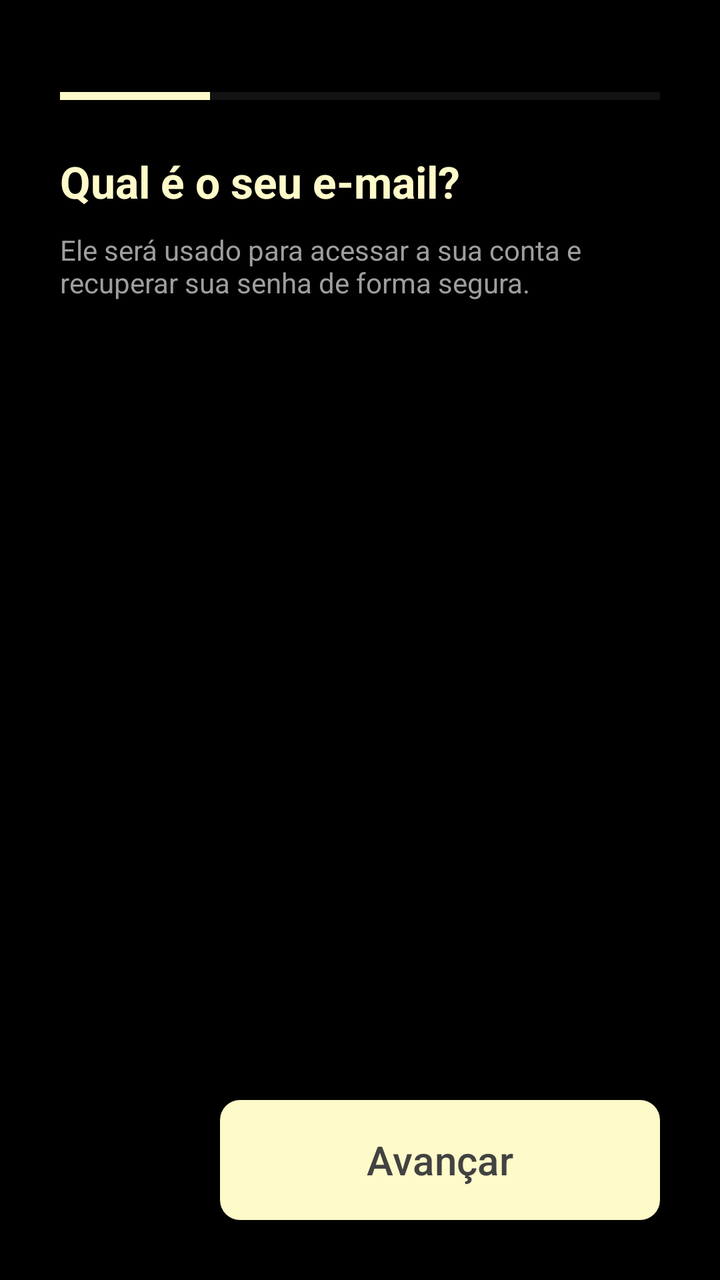
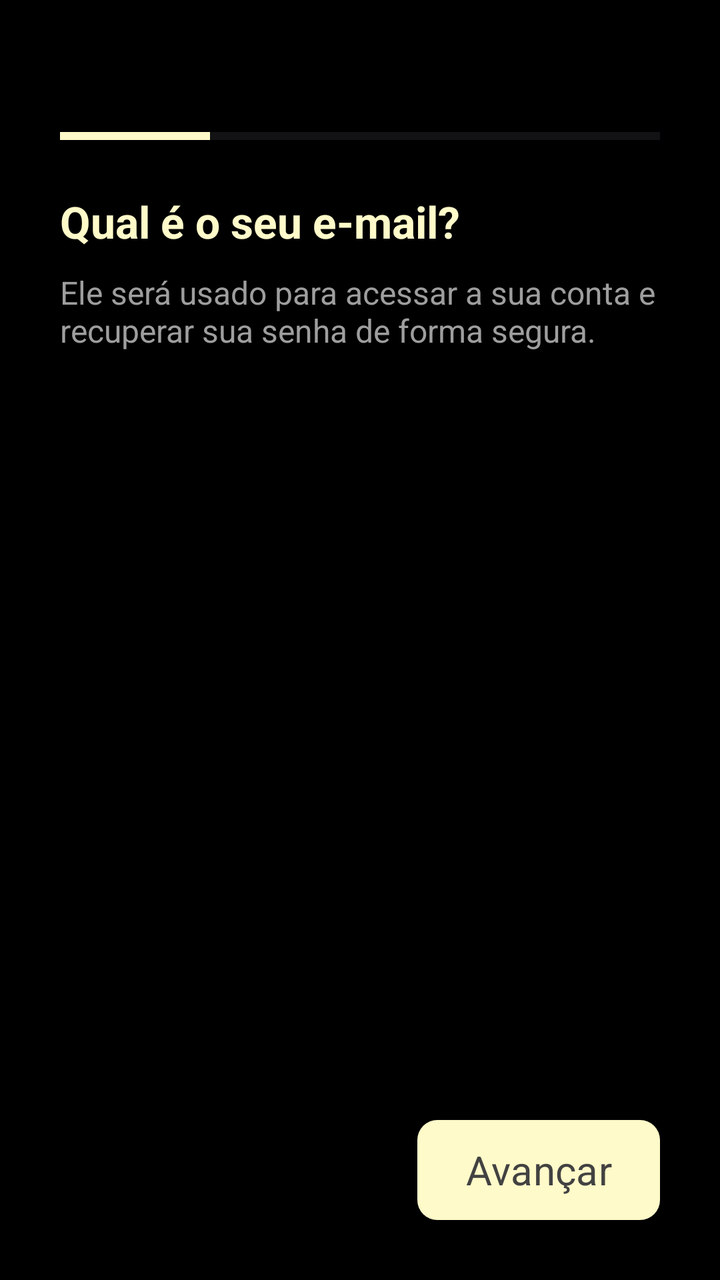

The first picture is an Android layout as it rendered before a commit; the second is the same layout after the commit. The layout source and the unified diff follow.
<!-- AndroidManifest.xml: application theme Theme.Monaly -->
<!-- res/layout/activity_register.xml -->
<?xml version="1.0" encoding="utf-8"?>
<androidx.constraintlayout.widget.ConstraintLayout xmlns:android="http://schemas.android.com/apk/res/android"
    xmlns:app="http://schemas.android.com/apk/res-auto"
    xmlns:tools="http://schemas.android.com/tools"
    android:id="@+id/main"
    android:layout_width="match_parent"
    android:layout_height="match_parent"
    android:background="@color/black"
    tools:context=".ui.activity.RegisterActivity">


    
    <ProgressBar
        android:id="@+id/progressBarRegister"
        style="?android:attr/progressBarStyleHorizontal"
        android:layout_width="0dp"
        android:layout_height="wrap_content"
        android:layout_marginStart="30dp"
        android:layout_marginTop="40dp"
        android:layout_marginEnd="30dp"
        android:max="100"
        android:progress="25"
        android:progressTint="@color/bage_neutral"
        app:layout_constraintEnd_toEndOf="parent"
        app:layout_constraintStart_toStartOf="parent"
        app:layout_constraintTop_toTopOf="parent" />


    
    <TextView
        android:id="@+id/textRegisterStepTitle"
        android:layout_width="0dp"
        android:layout_height="wrap_content"
        android:layout_marginStart="30dp"
        android:layout_marginTop="20dp"
        android:layout_marginEnd="30dp"
        android:text="@string/register_title_email"
        android:textColor="@color/bage_neutral"
        android:textSize="22sp"
        android:textStyle="bold"
        app:layout_constraintEnd_toEndOf="parent"
        app:layout_constraintStart_toStartOf="parent"
        app:layout_constraintTop_toBottomOf="@+id/progressBarRegister" />


    
    <TextView
        android:id="@+id/textRegisterStepDescription"
        android:layout_width="0dp"
        android:layout_height="wrap_content"
        android:layout_marginStart="30dp"
        android:layout_marginTop="10dp"
        android:layout_marginEnd="30dp"
        android:text="@string/register_desc_email"
        android:textColor="@color/gray_medium"
        android:textSize="14sp"
        app:layout_constraintEnd_toEndOf="parent"
        app:layout_constraintStart_toStartOf="parent"
        app:layout_constraintTop_toBottomOf="@+id/textRegisterStepTitle" />


    
    <androidx.viewpager2.widget.ViewPager2
        android:id="@+id/viewPagerRegister"
        android:layout_width="0dp"
        android:layout_height="0dp"
        android:layout_marginTop="20dp"
        android:layout_marginBottom="20dp"
        app:layout_constraintBottom_toTopOf="@+id/buttonRegisterNext"
        app:layout_constraintEnd_toEndOf="parent"
        app:layout_constraintStart_toStartOf="parent"
        app:layout_constraintTop_toBottomOf="@+id/textRegisterStepDescription" />


    
    <androidx.appcompat.widget.AppCompatButton
        android:id="@+id/buttonRegisterBack"
        android:layout_width="60dp"
        android:layout_height="60dp"
        android:layout_marginStart="30dp"
        android:layout_marginBottom="30dp"
        android:background="@drawable/drawable_background_button_round_transparent"
        android:drawableStart="@drawable/icon_arrow_back_ios"
        android:paddingStart="15dp"
        android:visibility="invisible"
        app:layout_constraintBottom_toBottomOf="parent"
        app:layout_constraintStart_toStartOf="parent" />


    
    <com.google.android.material.button.MaterialButton
        android:id="@+id/buttonRegisterNext"
        android:layout_width="0dp"
        android:layout_height="60dp"
        android:layout_marginStart="20dp"
        android:layout_marginEnd="30dp"
        android:layout_marginBottom="30dp"
        android:background="@drawable/drawable_background_button_bage_10_dp"
        android:text="@string/register_button_next"
        android:textAllCaps="false"
        android:textColor="@color/gray_dark"
        android:textSize="20sp"
        app:backgroundTint="@color/bage_neutral"
        app:layout_constraintBottom_toBottomOf="parent"
        app:layout_constraintEnd_toEndOf="parent"
        app:layout_constraintStart_toEndOf="@+id/buttonRegisterBack" />


</androidx.constraintlayout.widget.ConstraintLayout>
<!-- resources referenced by this layout -->
<resources>
  <color name="bage_neutral">#FFFAC9</color>
  <color name="black">#000000</color>
  <color name="gray_dark">#424242</color>
  <color name="gray_medium">#9E9E9E</color>
  <!-- drawable drawable_background_button_bage_10_dp (drawable) -->
  <?xml version="1.0" encoding="utf-8"?>
  <shape xmlns:android="http://schemas.android.com/apk/res/android">
  
      <solid android:color="@color/bage_neutral"/>
      <corners android:radius="10dp"/>
  
  </shape>
  <!-- drawable drawable_background_button_round_transparent (drawable) -->
  <?xml version="1.0" encoding="utf-8"?>
  <shape xmlns:android="http://schemas.android.com/apk/res/android"
  
      android:shape="rectangle">
      <corners android:radius="100dp"/>
  
  </shape>
  <!-- drawable icon_arrow_back_ios (drawable) -->
  <vector xmlns:android="http://schemas.android.com/apk/res/android" android:autoMirrored="true" android:height="24dp" android:tint="#FFFAC9" android:viewportHeight="960" android:viewportWidth="960" android:width="24dp">
        
      <path android:fillColor="@android:color/white" android:pathData="M400,880L0,480L400,80L471,151L142,480L471,809L400,880Z"/>
      
  </vector>
  <string name="register_button_next">Avançar</string>
  <string name="register_desc_email">Ele será usado para acessar a sua conta e recuperar sua senha de forma segura.</string>
  <string name="register_title_email">Qual é o seu e-mail?</string>
  <style name="Theme.Monaly" parent="Base.Theme.Monaly" />
  <style name="Base.Theme.Monaly" parent="Theme.Material3.DayNight.NoActionBar">
  
  
          
          
  
  
          
          <item name="android:navigationBarColor">@color/black</item>
  
  
      </style>
</resources>

<!-- the commit's change to res/layout/activity_register.xml (unified diff, before → after) -->
@@ -16,7 +16,7 @@
         android:layout_width="0dp"
         android:layout_height="wrap_content"
         android:layout_marginStart="30dp"
-        android:layout_marginTop="40dp"
+        android:layout_marginTop="60dp"
         android:layout_marginEnd="30dp"
         android:max="100"
         android:progress="25"
@@ -53,7 +53,7 @@
         android:layout_marginEnd="30dp"
         android:text="@string/register_desc_email"
         android:textColor="@color/gray_medium"
-        android:textSize="14sp"
+        android:textSize="16sp"
         app:layout_constraintEnd_toEndOf="parent"
         app:layout_constraintStart_toStartOf="parent"
         app:layout_constraintTop_toBottomOf="@+id/textRegisterStepTitle" />
@@ -75,8 +75,8 @@
     
     <androidx.appcompat.widget.AppCompatButton
         android:id="@+id/buttonRegisterBack"
-        android:layout_width="60dp"
-        android:layout_height="60dp"
+        android:layout_width="50dp"
+        android:layout_height="50dp"
         android:layout_marginStart="30dp"
         android:layout_marginBottom="30dp"
         android:background="@drawable/drawable_background_button_round_transparent"
@@ -91,19 +91,18 @@
     <com.google.android.material.button.MaterialButton
         android:id="@+id/buttonRegisterNext"
         android:layout_width="0dp"
-        android:layout_height="60dp"
-        android:layout_marginStart="20dp"
+        android:layout_height="50dp"
         android:layout_marginEnd="30dp"
         android:layout_marginBottom="30dp"
         android:background="@drawable/drawable_background_button_bage_10_dp"
         android:text="@string/register_button_next"
+        android:fontFamily="sans-serif"
         android:textAllCaps="false"
         android:textColor="@color/gray_dark"
         android:textSize="20sp"
         app:backgroundTint="@color/bage_neutral"
         app:layout_constraintBottom_toBottomOf="parent"
-        app:layout_constraintEnd_toEndOf="parent"
-        app:layout_constraintStart_toEndOf="@+id/buttonRegisterBack" />
+        app:layout_constraintEnd_toEndOf="parent" />
 
 
 </androidx.constraintlayout.widget.ConstraintLayout>
